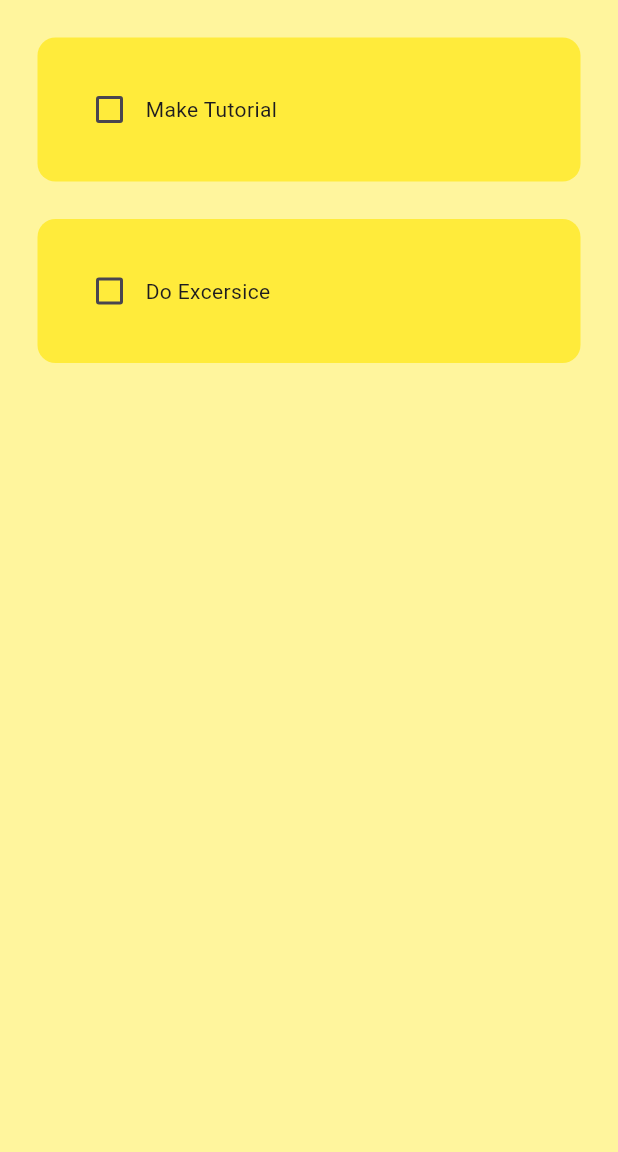
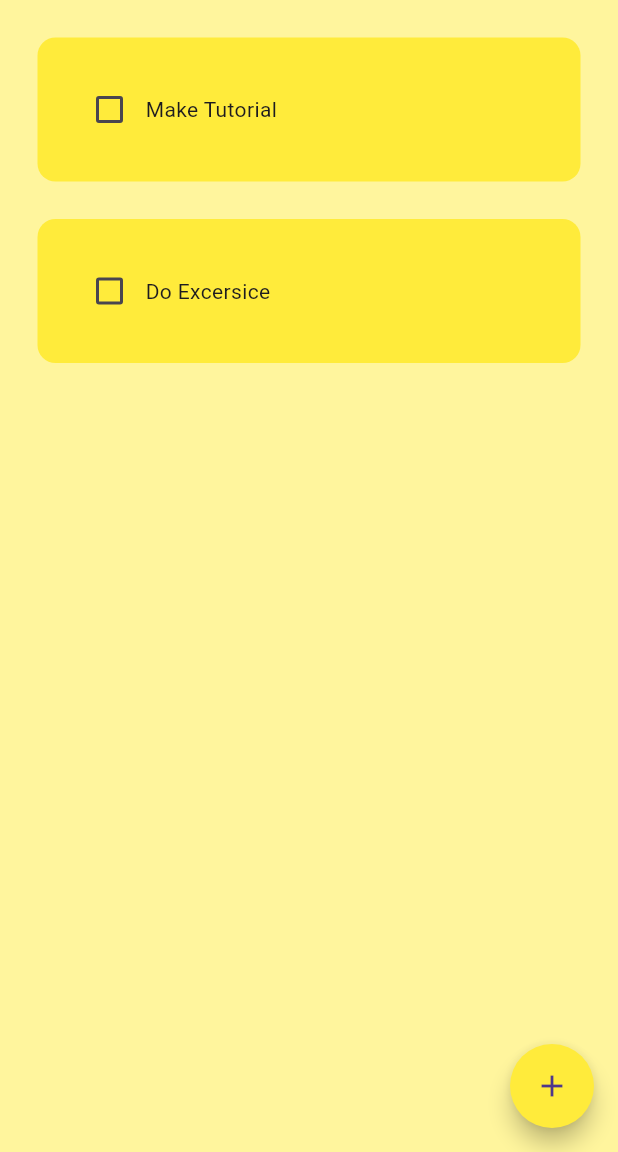
Before and after one commit to techmornach/omnitodo, a Flutter app: the screen it shows after launch, on a phone screen of 412 x 824 dp, the part 84-1236 px from its top. Run offline on Flutter 3.47's test engine with Material 3 defaults, Android fonts, the phone set to English and light mode, and no system bars.

Commit message:
1 Sept 2024, 21:21

```diff
--- a/lib/pages/home_page.dart
+++ b/lib/pages/home_page.dart
@@ -1,4 +1,5 @@
 import 'package:flutter/material.dart';
+import 'package:todoapp/util/dialog_box.dart';
 import 'package:todoapp/util/todo_tile.dart';
 
 class HomePage extends StatefulWidget {
@@ -20,14 +21,28 @@ class _HomePageState extends State<HomePage> {
     });
   }
 
+  void createNewTask() {
+    showDialog(
+        context: context,
+        builder: (context) {
+          return const DialogBox();
+        });
+  }
+
   @override
   Widget build(BuildContext context) {
     return Scaffold(
         backgroundColor: Colors.yellow[200],
         appBar: AppBar(
           backgroundColor: Colors.yellow,
-          title: Text("TO DO"),
+          title: const Text("TO DO"),
           elevation: 0,
+        ),
+        floatingActionButton: FloatingActionButton(
+          onPressed: createNewTask,
+          shape: const CircleBorder(),
+          backgroundColor: Colors.yellow,
+          child: const Icon(Icons.add),
         ),
         body: ListView.builder(
             itemCount: todoList.length,
--- a/lib/util/todo_tile.dart
+++ b/lib/util/todo_tile.dart
@@ -16,7 +16,9 @@ class TodoTile extends StatelessWidget {
     return Padding(
       padding: const EdgeInsets.only(left: 25.0, right: 25, top: 25),
       child: Container(
-        padding: EdgeInsets.all(24),
+        padding: const EdgeInsets.all(24),
+        decoration: BoxDecoration(
+            color: Colors.yellow, borderRadius: BorderRadius.circular(12)),
         child: Row(children: [
           Checkbox(
             value: taskCompleted,
@@ -31,8 +33,6 @@ class TodoTile extends StatelessWidget {
                     : TextDecoration.none),
           )
         ]),
-        decoration: BoxDecoration(
-            color: Colors.yellow, borderRadius: BorderRadius.circular(12)),
       ),
     );
   }
```
Also changed, not shown: lib/util/dialog_box.dart (added, +10 -0 lines).
